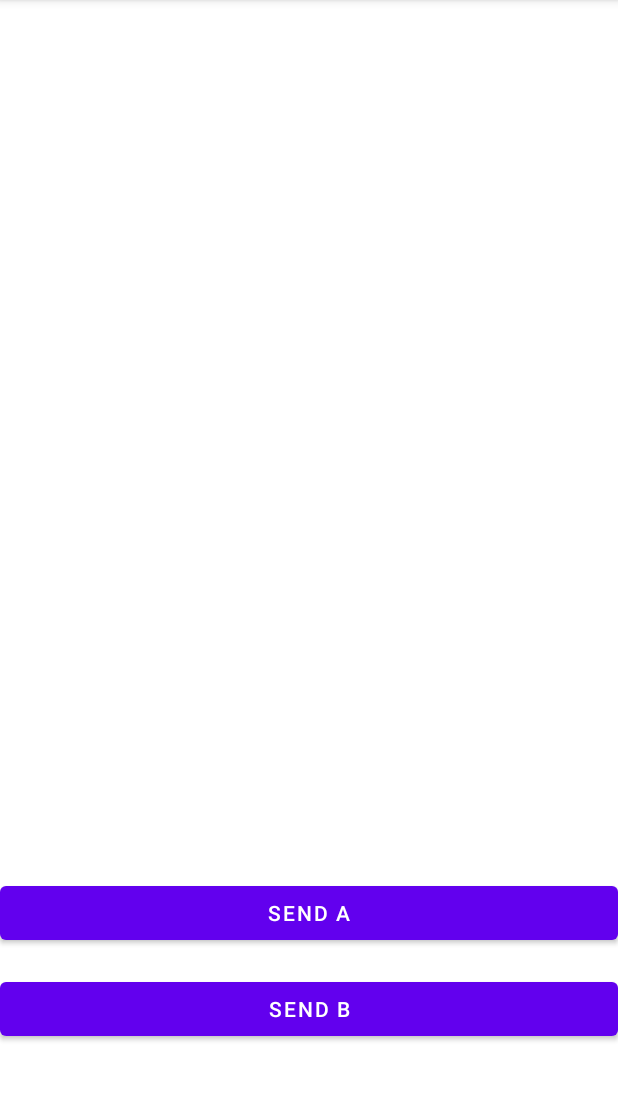
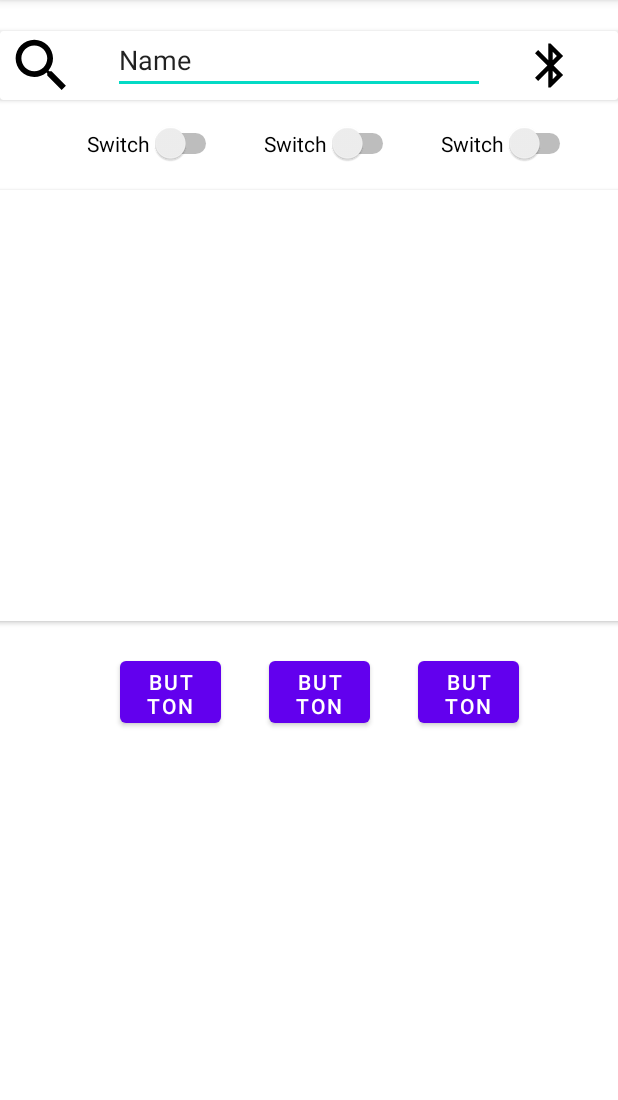
Before and after one commit to SmolyakovKirill/bluetooth-android-app, an Android app: the screen it shows after launch (ControlActivity), on a phone screen of 412 x 824 dp, the part 84-1184 px from its top. Run offline under Robolectric (Android 15) with nearby library versions, the phone set to English and light mode, and no system bars.

Commit message:
add under control first version of UI

```diff
--- a/androidApp/app/src/main/java/com/example/bluetoothandroidapp/ControlActivity.kt
+++ b/androidApp/app/src/main/java/com/example/bluetoothandroidapp/ControlActivity.kt
@@ -29,8 +29,8 @@ class ControlActivity : AppCompatActivity() {
         setContentView(R.layout.activity_control)
         onBtListResult()
         init()
-        val buttonA = findViewById<Button>(R.id.bA)
-        val buttonB = findViewById<Button>(R.id.bB)
+        val buttonA = findViewById<Button>(R.id.button)
+        val buttonB = findViewById<Button>(R.id.button2)
         buttonA.setOnClickListener {
             btConnection.sendMessage("A")
         }
--- /dev/null
+++ b/androidApp/app/src/main/res/drawable/ic_bluetooth.xml
@@ -0,0 +1,5 @@
+<vector android:height="24dp" android:tint="#000000"
+    android:viewportHeight="24" android:viewportWidth="24"
+    android:width="24dp" xmlns:android="http://schemas.android.com/apk/res/android">
+    <path android:fillColor="@android:color/white" android:pathData="M17.71,7.71L12,2h-1v7.59L6.41,5 5,6.41 10.59,12 5,17.59 6.41,19 11,14.41L11,22h1l5.71,-5.71 -4.3,-4.29 4.3,-4.29zM13,5.83l1.88,1.88L13,9.59L13,5.83zM14.88,16.29L13,18.17v-3.76l1.88,1.88z"/>
+</vector>
--- /dev/null
+++ b/androidApp/app/src/main/res/drawable/ic_search.xml
@@ -0,0 +1,5 @@
+<vector android:height="24dp" android:tint="#000000"
+    android:viewportHeight="24" android:viewportWidth="24"
+    android:width="24dp" xmlns:android="http://schemas.android.com/apk/res/android">
+    <path android:fillColor="@android:color/white" android:pathData="M15.5,14h-0.79l-0.28,-0.27C15.41,12.59 16,11.11 16,9.5 16,5.91 13.09,3 9.5,3S3,5.91 3,9.5 5.91,16 9.5,16c1.61,0 3.09,-0.59 4.23,-1.57l0.27,0.28v0.79l5,4.99L20.49,19l-4.99,-5zM9.5,14C7.01,14 5,11.99 5,9.5S7.01,5 9.5,5 14,7.01 14,9.5 11.99,14 9.5,14z"/>
+</vector>
--- a/androidApp/app/src/main/res/layout/activity_control.xml
+++ b/androidApp/app/src/main/res/layout/activity_control.xml
@@ -6,27 +6,133 @@
     android:layout_height="match_parent"
     tools:context=".ControlActivity">
 
+    <androidx.cardview.widget.CardView
+        android:id="@+id/cardView2"
+        android:layout_width="match_parent"
+        android:layout_height="wrap_content"
+        app:layout_constraintBottom_toTopOf="@+id/cardView"
+        app:layout_constraintEnd_toEndOf="parent"
+        app:layout_constraintStart_toStartOf="parent"
+        app:layout_constraintTop_toTopOf="parent">
+
+        <androidx.constraintlayout.widget.ConstraintLayout
+            android:layout_width="match_parent"
+            android:layout_height="match_parent">
+
+            <ImageView
+                android:id="@+id/imageView3"
+                android:layout_width="55dp"
+                android:layout_height="46dp"
+                app:srcCompat="@drawable/ic_search" />
+
+            <EditText
+                android:id="@+id/editTextTextPersonName"
+                android:layout_width="248dp"
+                android:layout_height="42dp"
+                android:layout_marginStart="20dp"
+                android:ems="10"
+                android:inputType="textPersonName"
+                android:text="Name"
+                app:layout_constraintStart_toEndOf="@+id/imageView3"
+                tools:layout_editor_absoluteY="4dp" />
+
+            <ImageView
+                android:id="@+id/imageView4"
+                android:layout_width="39dp"
+                android:layout_height="35dp"
+                app:layout_constraintBottom_toBottomOf="parent"
+                app:layout_constraintEnd_toEndOf="parent"
+                app:layout_constraintHorizontal_bias="0.492"
+                app:layout_constraintStart_toEndOf="@+id/editTextTextPersonName"
+                app:layout_constraintTop_toTopOf="parent"
+                app:srcCompat="@drawable/ic_bluetooth" />
+
+        </androidx.constraintlayout.widget.ConstraintLayout>
+    </androidx.cardview.widget.CardView>
+
+    <androidx.cardview.widget.CardView
+        android:id="@+id/cardView"
+        android:layout_width="416dp"
+        android:layout_height="287dp"
+        android:layout_marginTop="40dp"
+        app:layout_constraintBottom_toTopOf="@+id/button"
+        app:layout_constraintEnd_toEndOf="parent"
+        app:layout_constraintStart_toStartOf="parent"
+        app:layout_constraintTop_toBottomOf="@+id/cardView2" />
+
     <Button
-        android:id="@+id/bB"
-        android:layout_width="0dp"
+        android:id="@+id/button"
+        android:layout_width="67dp"
+        android:layout_height="53dp"
+        android:layout_marginStart="32dp"
+        android:text="Button"
+        app:layout_constraintStart_toEndOf="@+id/button3"
+        app:layout_constraintTop_toTopOf="@+id/button3" />
+
+    <Button
+        android:id="@+id/button3"
+        android:layout_width="67dp"
+        android:layout_height="53dp"
+        android:layout_marginStart="80dp"
+        android:layout_marginBottom="280dp"
+        android:text="Button"
+        app:layout_constraintBottom_toBottomOf="parent"
+        app:layout_constraintStart_toStartOf="parent" />
+
+    <Button
+        android:id="@+id/button2"
+        android:layout_width="67dp"
+        android:layout_height="53dp"
+        android:layout_marginStart="32dp"
+        android:text="Button"
+        app:layout_constraintStart_toEndOf="@+id/button"
+        app:layout_constraintTop_toTopOf="@+id/button" />
+
+    <androidx.cardview.widget.CardView
+        android:layout_width="match_parent"
         android:layout_height="wrap_content"
-        android:text="SEND B"
         app:layout_constraintBottom_toBottomOf="parent"
         app:layout_constraintEnd_toEndOf="parent"
-        app:layout_constraintHorizontal_bias="0.498"
         app:layout_constraintStart_toStartOf="parent"
-        app:layout_constraintTop_toTopOf="parent"
-        app:layout_constraintVertical_bias="0.901" />
+        app:layout_constraintTop_toBottomOf="@+id/button" >
 
-    <Button
-        android:id="@+id/bA"
-        android:layout_width="0dp"
+        <LinearLayout
+            android:layout_width="match_parent"
+            android:layout_height="match_parent"
+            android:orientation="vertical"></LinearLayout>
+    </androidx.cardview.widget.CardView>
+
+    <Switch
+        android:id="@+id/switch1"
+        android:layout_width="wrap_content"
         android:layout_height="wrap_content"
-        android:text="SEND A"
-        app:layout_constraintBottom_toBottomOf="parent"
+        android:layout_marginStart="30dp"
+        android:text="Switch"
+        app:layout_constraintBottom_toBottomOf="@+id/switch2"
+        app:layout_constraintEnd_toStartOf="@+id/switch2"
+        app:layout_constraintStart_toStartOf="parent"
+        app:layout_constraintTop_toTopOf="@+id/switch3" />
+
+    <Switch
+        android:id="@+id/switch2"
+        android:layout_width="wrap_content"
+        android:layout_height="wrap_content"
+        android:layout_marginStart="176dp"
+        android:text="Switch"
+        app:layout_constraintBottom_toBottomOf="@+id/switch3"
+        app:layout_constraintStart_toStartOf="parent"
+        app:layout_constraintTop_toTopOf="@+id/switch3"
+        app:layout_constraintVertical_bias="0.0" />
+
+    <Switch
+        android:id="@+id/switch3"
+        android:layout_width="wrap_content"
+        android:layout_height="wrap_content"
+        android:layout_marginTop="5dp"
+        android:layout_marginBottom="8dp"
+        android:text="Switch"
+        app:layout_constraintBottom_toTopOf="@+id/cardView"
         app:layout_constraintEnd_toEndOf="parent"
-        app:layout_constraintHorizontal_bias="0.498"
-        app:layout_constraintStart_toStartOf="parent"
-        app:layout_constraintTop_toTopOf="parent"
-        app:layout_constraintVertical_bias="0.812" />
+        app:layout_constraintStart_toEndOf="@+id/switch2"
+        app:layout_constraintTop_toBottomOf="@+id/cardView2" />
 </androidx.constraintlayout.widget.ConstraintLayout>
--- a/androidApp/gradle.properties
+++ b/androidApp/gradle.properties
@@ -21,3 +21,5 @@ kotlin.code.style=official
 # resources declared in the library itself and none from the library's dependencies,
 # thereby reducing the size of the R class for that library
 android.nonTransitiveRClass=true
+
+sdk.dir = /home/USERNAME/Android/sdk
```
